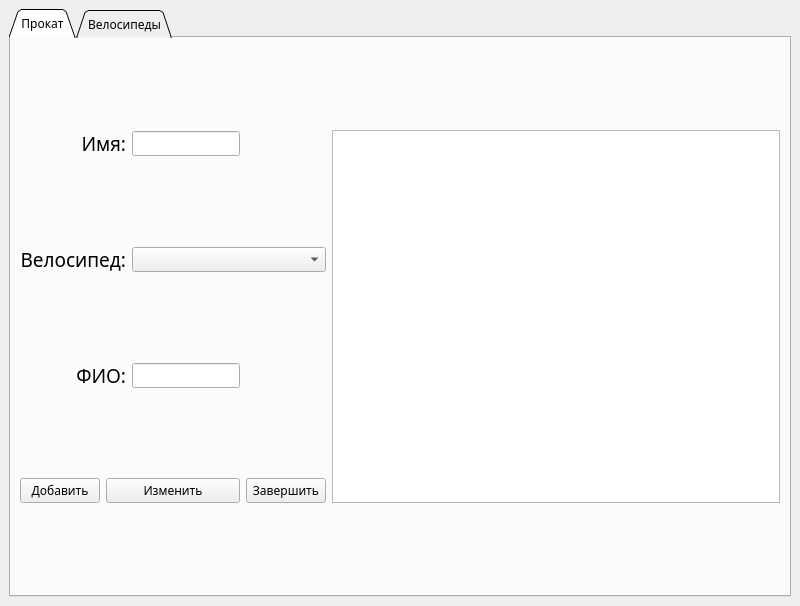
Old version of the form form.ui in the repository Ilya835/Python-downs.
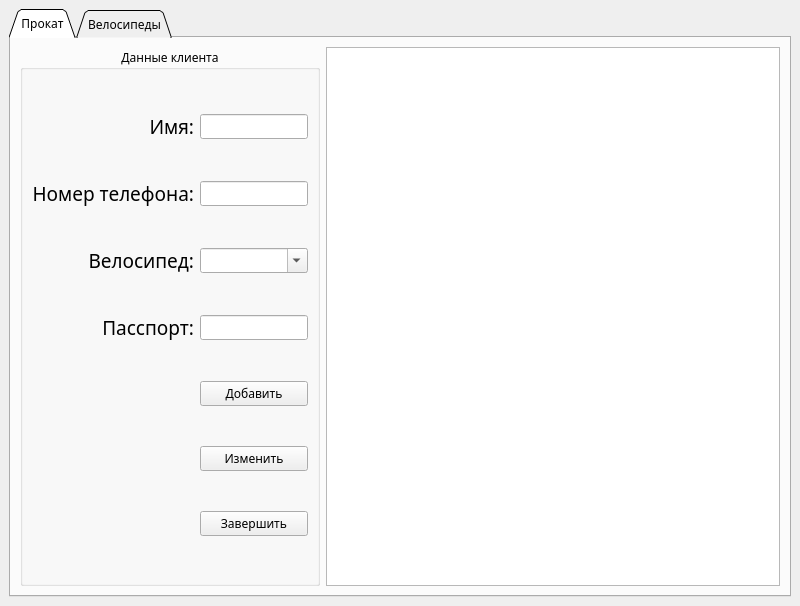
New version of the form. Icons and pictures are not drawn.

Commit message: Перенос методов из Tk клиента

```diff
--- a/form.ui
+++ b/form.ui
@@ -10,6 +10,12 @@
     <height>606</height>
    </rect>
   </property>
+  <property name="sizePolicy">
+   <sizepolicy hsizetype="Fixed" vsizetype="Fixed">
+    <horstretch>0</horstretch>
+    <verstretch>0</verstretch>
+   </sizepolicy>
+  </property>
   <property name="windowTitle">
    <string>MainWindow</string>
   </property>
@@ -57,15 +63,55 @@
         <string>Прокат</string>
        </attribute>
        <layout class="QGridLayout" name="gridLayout">
-        <item row="3" column="0">
+        <item row="0" column="0">
+         <widget class="QGroupBox" name="groupBox">
+          <property name="sizePolicy">
+           <sizepolicy hsizetype="Fixed" vsizetype="Expanding">
+            <horstretch>0</horstretch>
+            <verstretch>0</verstretch>
+           </sizepolicy>
+          </property>
+          <property name="layoutDirection">
+           <enum>Qt::LeftToRight</enum>
+          </property>
+          <property name="title">
+           <string>Данные клиента</string>
+          </property>
+          <property name="alignment">
+           <set>Qt::AlignCenter</set>
+          </property>
+          <property name="flat">
+           <bool>false</bool>
+          </property>
+          <layout class="QGridLayout" name="gridLayout_2">
+           <item row="4" column="3">
          <widget class="QPushButton" name="pushButton">
+             <property name="sizePolicy">
+              <sizepolicy hsizetype="Minimum" vsizetype="Fixed">
+               <horstretch>0</horstretch>
+               <verstretch>0</verstretch>
+              </sizepolicy>
+             </property>
           <property name="text">
            <string>Добавить</string>
           </property>
          </widget>
         </item>
-        <item row="2" column="0" colspan="2">
+           <item row="1" column="3">
+            <widget class="QLineEdit" name="phone_number_prokat_2">
+             <property name="inputMethodHints">
+              <set>Qt::ImhDigitsOnly|Qt::ImhMultiLine</set>
+             </property>
+            </widget>
+           </item>
+           <item row="3" column="0">
          <widget class="QLabel" name="passport_prokat_label">
+             <property name="sizePolicy">
+              <sizepolicy hsizetype="Minimum" vsizetype="Preferred">
+               <horstretch>0</horstretch>
+               <verstretch>0</verstretch>
+              </sizepolicy>
+             </property>
           <property name="font">
            <font>
             <family>OCR A Becker RUS-LAT</family>
@@ -73,14 +119,59 @@
            </font>
           </property>
           <property name="text">
-           <string>ФИО:</string>
+              <string>Пасспорт:</string>
           </property>
           <property name="alignment">
            <set>Qt::AlignRight|Qt::AlignTrailing|Qt::AlignVCenter</set>
           </property>
          </widget>
         </item>
-        <item row="0" column="0" colspan="2">
+           <item row="0" column="3">
+            <widget class="QLineEdit" name="name_prokat">
+             <property name="sizePolicy">
+              <sizepolicy hsizetype="Fixed" vsizetype="Fixed">
+               <horstretch>0</horstretch>
+               <verstretch>0</verstretch>
+              </sizepolicy>
+             </property>
+             <property name="toolTip">
+              <string notr="true"/>
+             </property>
+             <property name="inputMethodHints">
+              <set>Qt::ImhMultiLine</set>
+             </property>
+            </widget>
+           </item>
+           <item row="3" column="3">
+            <widget class="QLineEdit" name="passport_prokat">
+             <property name="sizePolicy">
+              <sizepolicy hsizetype="Fixed" vsizetype="Fixed">
+               <horstretch>0</horstretch>
+               <verstretch>0</verstretch>
+              </sizepolicy>
+             </property>
+             <property name="sizeIncrement">
+              <size>
+               <width>0</width>
+               <height>0</height>
+              </size>
+             </property>
+             <property name="font">
+              <font>
+               <family>OCR A Becker RUS-LAT</family>
+               <bold>false</bold>
+               <underline>false</underline>
+              </font>
+             </property>
+             <property name="toolTip">
+              <string notr="true">Серия и номер</string>
+             </property>
+             <property name="inputMethodHints">
+              <set>Qt::ImhMultiLine</set>
+             </property>
+            </widget>
+           </item>
+           <item row="0" column="0">
          <widget class="QLabel" name="name_label">
           <property name="font">
            <font>
@@ -96,11 +187,14 @@
           </property>
          </widget>
         </item>
-        <item row="0" column="4" rowspan="4">
-         <widget class="QTableView" name="tableView"/>
-        </item>
-        <item row="1" column="0" colspan="2">
+           <item row="2" column="0">
          <widget class="QLabel" name="velo_prokat_label">
+             <property name="sizePolicy">
+              <sizepolicy hsizetype="Minimum" vsizetype="Preferred">
+               <horstretch>0</horstretch>
+               <verstretch>0</verstretch>
+              </sizepolicy>
+             </property>
           <property name="font">
            <font>
             <family>OCR A Becker RUS-LAT</family>
@@ -115,54 +209,51 @@
           </property>
          </widget>
         </item>
-        <item row="1" column="2" colspan="2">
-         <widget class="QComboBox" name="velo_prokat"/>
-        </item>
-        <item row="3" column="3">
+           <item row="1" column="0">
+            <widget class="QLabel" name="phone_number_prokat_label">
+             <property name="font">
+              <font>
+               <family>OCR A Becker RUS-LAT</family>
+               <pointsize>14</pointsize>
+              </font>
+             </property>
+             <property name="text">
+              <string>Номер телефона:</string>
+             </property>
+             <property name="alignment">
+              <set>Qt::AlignRight|Qt::AlignTrailing|Qt::AlignVCenter</set>
+             </property>
+            </widget>
+           </item>
+           <item row="2" column="3">
+            <widget class="QComboBox" name="velo_prokat">
+             <property name="inputMethodHints">
+              <set>Qt::ImhMultiLine</set>
+             </property>
+             <property name="editable">
+              <bool>true</bool>
+             </property>
+            </widget>
+           </item>
+           <item row="8" column="3">
          <widget class="QPushButton" name="pushButton_3">
           <property name="text">
            <string>Завершить</string>
           </property>
          </widget>
         </item>
-        <item row="2" column="2" colspan="2">
-         <widget class="QLineEdit" name="passport_prokat">
-          <property name="sizePolicy">
-           <sizepolicy hsizetype="Fixed" vsizetype="Fixed">
-            <horstretch>0</horstretch>
-            <verstretch>0</verstretch>
-           </sizepolicy>
-          </property>
-          <property name="toolTip">
-           <string notr="true"/>
-          </property>
-          <property name="inputMethodHints">
-           <set>Qt::ImhMultiLine</set>
-          </property>
-         </widget>
-        </item>
-        <item row="0" column="2">
-         <widget class="QLineEdit" name="passport_prokat_2">
-          <property name="sizePolicy">
-           <sizepolicy hsizetype="Fixed" vsizetype="Fixed">
-            <horstretch>0</horstretch>
-            <verstretch>0</verstretch>
-           </sizepolicy>
-          </property>
-          <property name="toolTip">
-           <string notr="true"/>
-          </property>
-          <property name="inputMethodHints">
-           <set>Qt::ImhMultiLine</set>
-          </property>
-         </widget>
-        </item>
-        <item row="3" column="1" colspan="2">
+           <item row="7" column="3">
          <widget class="QPushButton" name="pushButton_2">
           <property name="text">
            <string>Изменить</string>
           </property>
          </widget>
+           </item>
+          </layout>
+         </widget>
+        </item>
+        <item row="0" column="1">
+         <widget class="QTableView" name="tableView"/>
         </item>
        </layout>
       </widget>
```
Lines whose indentation alone changed are shown as unchanged. The commit also changes 2 other files.
